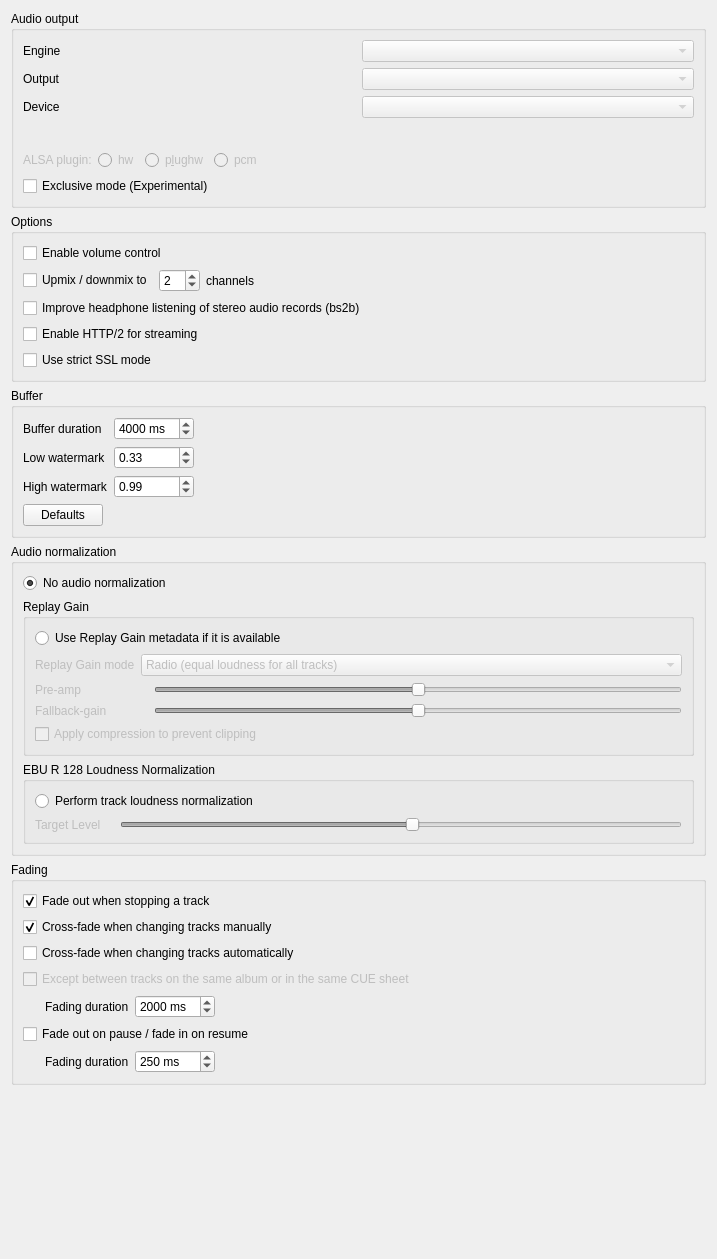
Before: the Qt Designer form src/settings/backendsettingspage.ui in strawberrymusicplayer/strawberry, drawn with Qt 5.
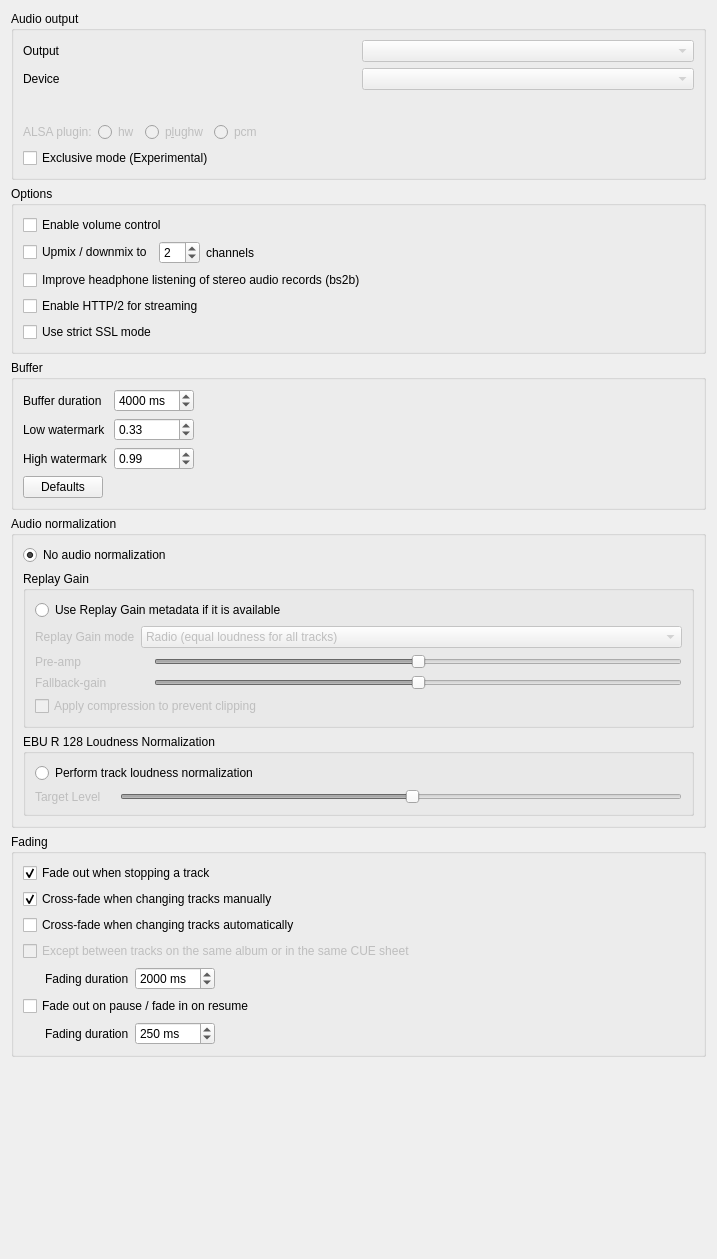
After: the same form once the commit is applied. Custom widgets are drawn as their Qt base class.

Commit message: BackendSettingsPage: Remove engine setting

Patch:
```diff
--- a/src/settings/backendsettingspage.ui
+++ b/src/settings/backendsettingspage.ui
@@ -22,14 +22,31 @@
      <layout class="QVBoxLayout" name="layout_audio_output">
       <item>
        <layout class="QGridLayout" name="layout_engine_output_device">
-        <item row="4" column="0">
+        <item row="2" column="0">
+         <widget class="QLabel" name="label_output">
+          <property name="text">
+           <string>Output</string>
+          </property>
+         </widget>
+        </item>
+        <item row="3" column="1">
+         <widget class="QComboBox" name="combobox_device">
+          <property name="enabled">
+           <bool>false</bool>
+          </property>
+          <property name="currentText">
+           <string notr="true"/>
+          </property>
+         </widget>
+        </item>
+        <item row="3" column="0">
          <widget class="QLabel" name="label_device">
           <property name="text">
            <string>Device</string>
           </property>
          </widget>
         </item>
-        <item row="5" column="1">
+        <item row="4" column="1">
          <widget class="LineEdit" name="lineedit_device" native="true">
           <property name="enabled">
            <bool>true</bool>
@@ -45,7 +62,7 @@
           </property>
          </widget>
         </item>
-        <item row="3" column="1">
+        <item row="2" column="1">
          <widget class="QComboBox" name="combobox_output">
           <property name="enabled">
            <bool>false</bool>
@@ -55,40 +72,6 @@
           </property>
          </widget>
         </item>
-        <item row="3" column="0">
-         <widget class="QLabel" name="label_output">
-          <property name="text">
-           <string>Output</string>
-          </property>
-         </widget>
-        </item>
-        <item row="4" column="1">
-         <widget class="QComboBox" name="combobox_device">
-          <property name="enabled">
-           <bool>false</bool>
-          </property>
-          <property name="currentText">
-           <string notr="true"/>
-          </property>
-         </widget>
-        </item>
-        <item row="0" column="1">
-         <widget class="QComboBox" name="combobox_engine">
-          <property name="enabled">
-           <bool>false</bool>
-          </property>
-          <property name="currentText">
-           <string notr="true"/>
-          </property>
-         </widget>
-        </item>
-        <item row="0" column="0">
-         <widget class="QLabel" name="label_engine">
-          <property name="text">
-           <string>Engine</string>
-          </property>
-         </widget>
-        </item>
        </layout>
       </item>
       <item>
```
Left out of the diff: 35 changed lines with no effect on the pictures. The commit also changes 2 other files.
